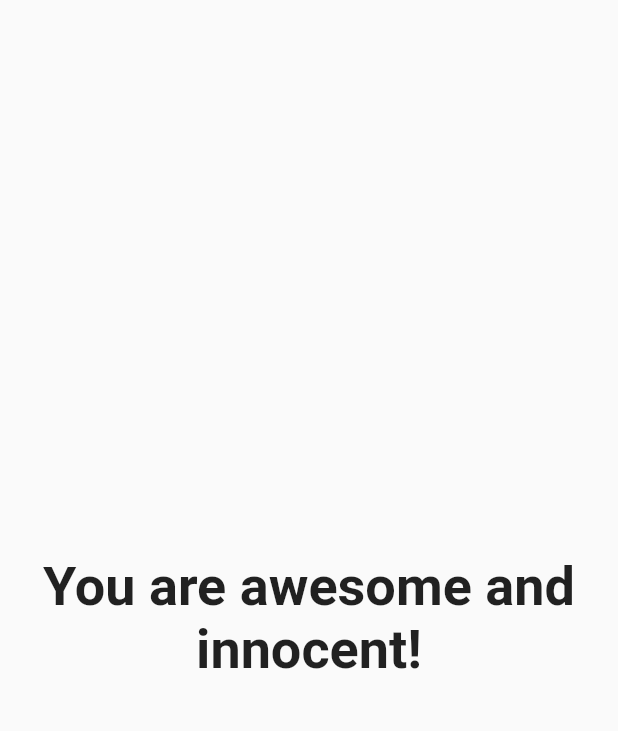
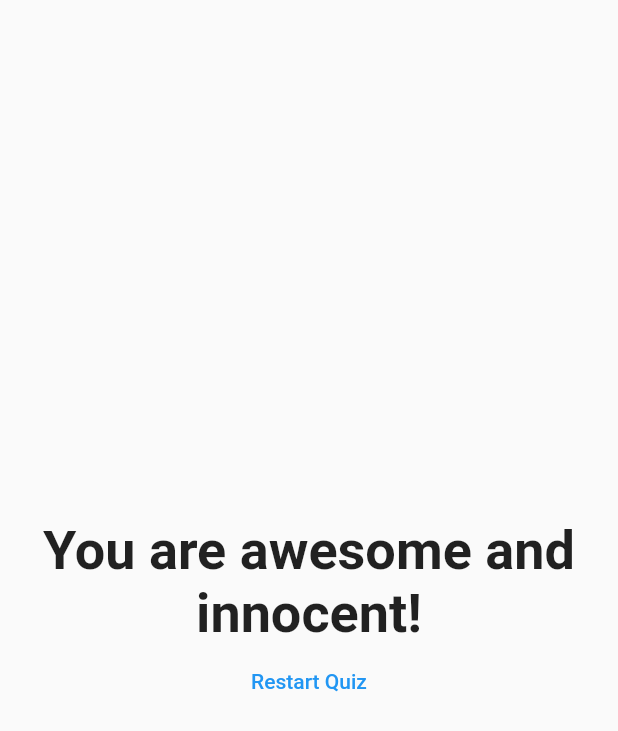
Before and after one commit to FadyFawzyOfficial/quiz, a Flutter app: the Result widget shown alone on an empty page, opened directly with empty values, on a phone screen of 412 x 824 dp. Shown: the top 731 px of the screen. Run offline on Flutter 3.47's test engine with Material 2 defaults, Android fonts, the phone set to English and light mode, and no system bars.

Commit message:
19. Reset the Quiz

```diff
--- a/lib/result.dart
+++ b/lib/result.dart
@@ -2,10 +2,12 @@ import 'package:flutter/material.dart';
 
 class Result extends StatelessWidget {
   final int totalScore;
+  final VoidCallback resetQuiz;
 
   const Result({
     super.key,
     required this.totalScore,
+    required this.resetQuiz,
   });
 
   String get resultPhrase {
@@ -22,8 +24,10 @@ class Result extends StatelessWidget {
 
   @override
   Widget build(BuildContext context) {
-    return Center(
-      child: Text(
+    return Column(
+      mainAxisAlignment: MainAxisAlignment.center,
+      children: [
+        Text(
           resultPhrase,
           style: const TextStyle(
             fontSize: 36,
@@ -31,6 +35,11 @@ class Result extends StatelessWidget {
           ),
           textAlign: TextAlign.center,
         ),
+        TextButton(
+          onPressed: resetQuiz,
+          child: const Text('Restart Quiz'),
+        ),
+      ],
     );
   }
 }
```
Also changed, not shown: lib/main.dart (+11 -1 lines). Lines whose indentation alone changed are shown as unchanged.
